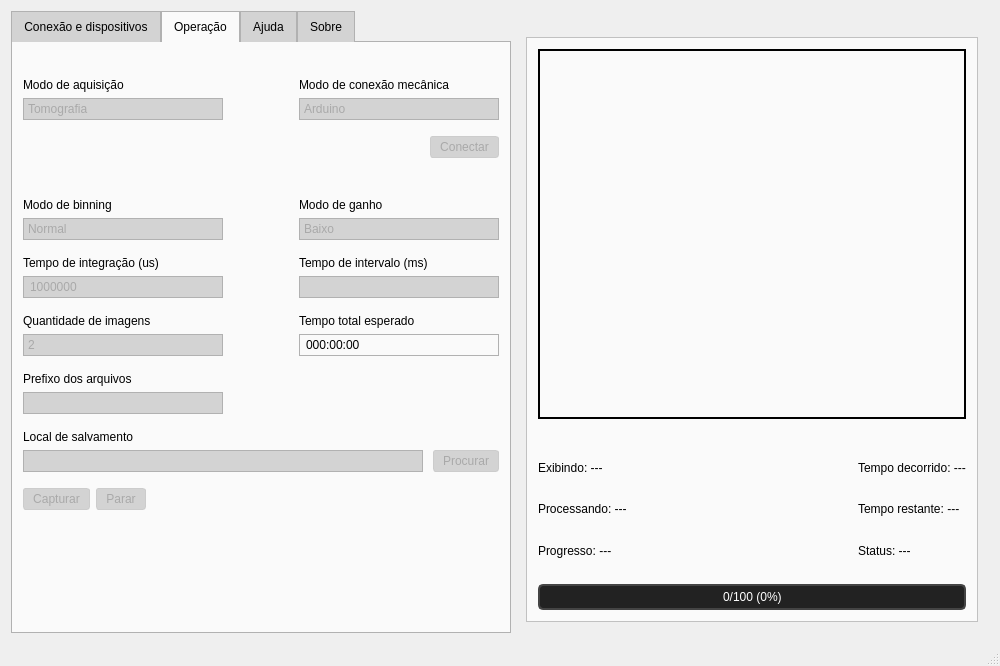
Above: QtGui/QtGui.ui from Caua-Clemente/demo-api-sdk before the change. Below: the same form after it.
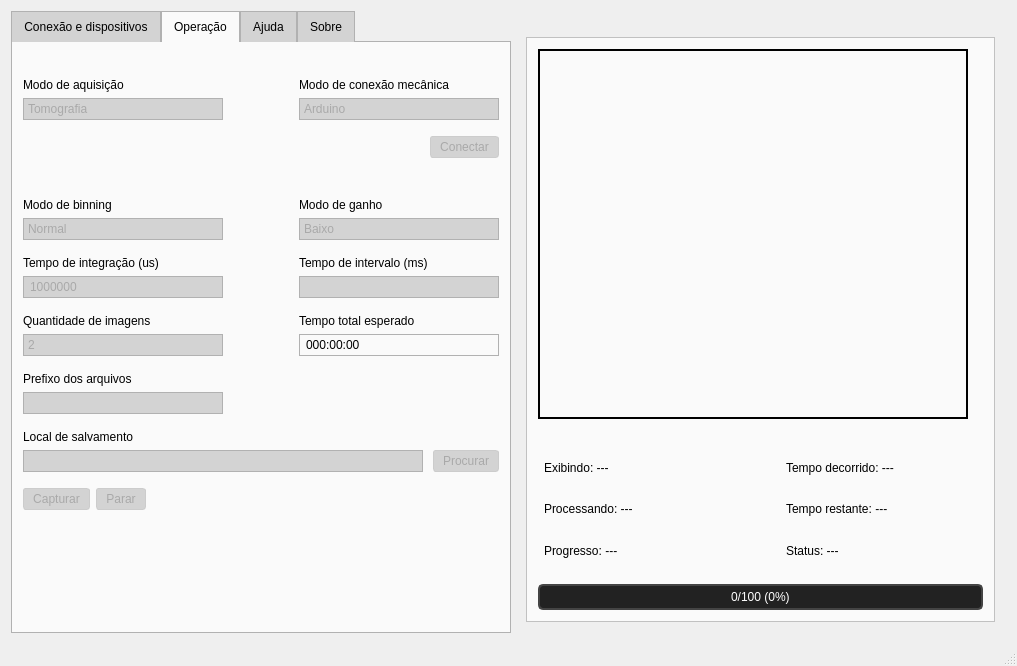
That is the form after the change. The open tabs and pages were chosen to show the change. Icons and pictures are not drawn.

Commit message: Corrigindo ui e criacao de log

What changed in the file:
```diff
--- a/QtGui/QtGui.ui
+++ b/QtGui/QtGui.ui
@@ -6,7 +6,7 @@
    <rect>
     <x>0</x>
     <y>0</y>
-    <width>1000</width>
+    <width>1017</width>
     <height>666</height>
    </rect>
   </property>
@@ -2207,13 +2207,37 @@
              <layout class="QVBoxLayout" name="verticalLayout_30">
               <item>
                <widget class="QLabel" name="currentDisplayedImageLabel">
+                <property name="maximumSize">
+                 <size>
+                  <width>190</width>
+                  <height>16777215</height>
+                 </size>
+                </property>
+                <property name="layoutDirection">
+                 <enum>Qt::LayoutDirection::LeftToRight</enum>
+                </property>
+                <property name="autoFillBackground">
+                 <bool>false</bool>
+                </property>
                 <property name="text">
                  <string>Exibindo: ---</string>
                 </property>
+                <property name="textFormat">
+                 <enum>Qt::TextFormat::AutoText</enum>
+                </property>
+                <property name="wordWrap">
+                 <bool>false</bool>
+                </property>
                </widget>
               </item>
               <item>
                <widget class="QLabel" name="currentProcessingImageLabel">
+                <property name="maximumSize">
+                 <size>
+                  <width>190</width>
+                  <height>16777215</height>
+                 </size>
+                </property>
                 <property name="text">
                  <string>Processando: ---</string>
                 </property>
@@ -2221,6 +2245,12 @@
               </item>
               <item>
                <widget class="QLabel" name="currentProgressLabel">
+                <property name="maximumSize">
+                 <size>
+                  <width>190</width>
+                  <height>16777215</height>
+                 </size>
+                </property>
                 <property name="text">
                  <string>Progresso: ---</string>
                 </property>
@@ -2233,6 +2263,9 @@
               <property name="orientation">
                <enum>Qt::Orientation::Horizontal</enum>
               </property>
+              <property name="sizeType">
+               <enum>QSizePolicy::Policy::Fixed</enum>
+              </property>
               <property name="sizeHint" stdset="0">
                <size>
                 <width>40</width>
@@ -2245,6 +2278,12 @@
              <layout class="QVBoxLayout" name="verticalLayout_31">
               <item>
                <widget class="QLabel" name="elapsedTimeLabel">
+                <property name="maximumSize">
+                 <size>
+                  <width>190</width>
+                  <height>16777215</height>
+                 </size>
+                </property>
                 <property name="text">
                  <string>Tempo decorrido: ---</string>
                 </property>
@@ -2252,6 +2291,12 @@
               </item>
               <item>
                <widget class="QLabel" name="remainingTimeLabel">
+                <property name="maximumSize">
+                 <size>
+                  <width>190</width>
+                  <height>16777215</height>
+                 </size>
+                </property>
                 <property name="text">
                  <string>Tempo restante: ---</string>
                 </property>
@@ -2259,6 +2304,12 @@
               </item>
               <item>
                <widget class="QLabel" name="currentStatusLabel">
+                <property name="maximumSize">
+                 <size>
+                  <width>190</width>
+                  <height>16777215</height>
+                 </size>
+                </property>
                 <property name="text">
                  <string>Status: ---</string>
                 </property>
```
Left out of the diff: 5 changed lines with no effect on the pictures. The commit also changes 2 other files.
